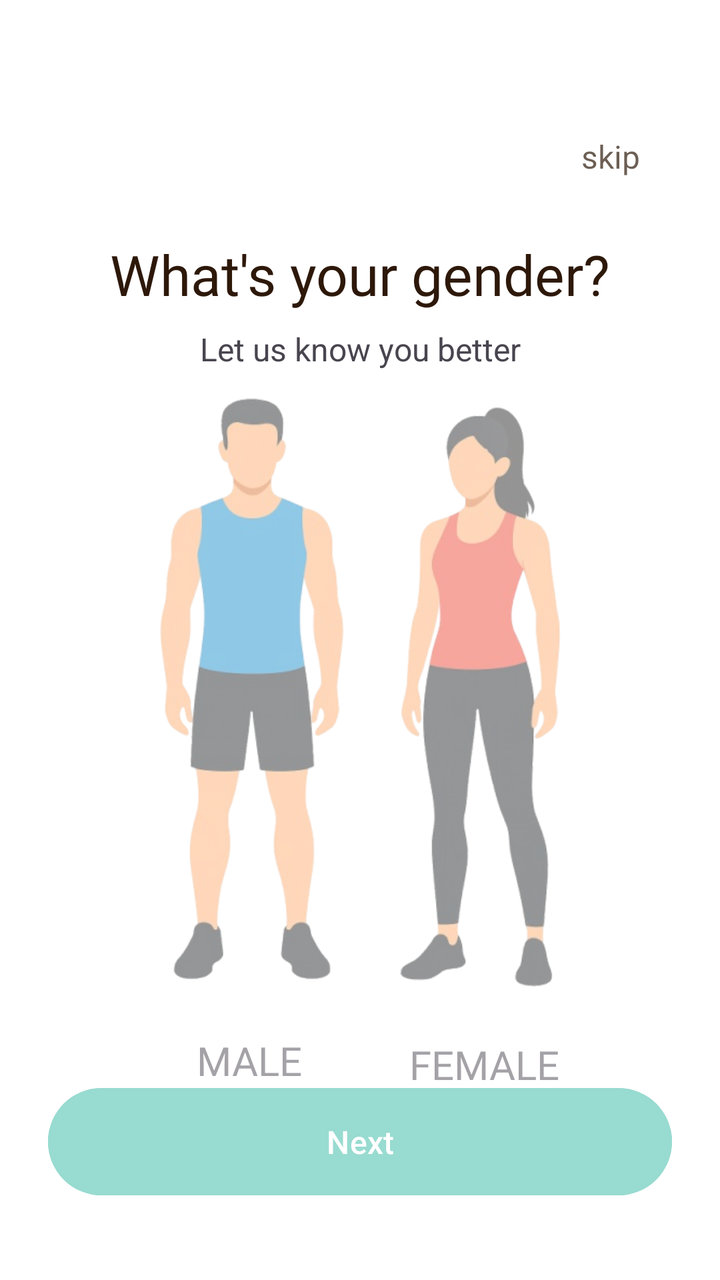
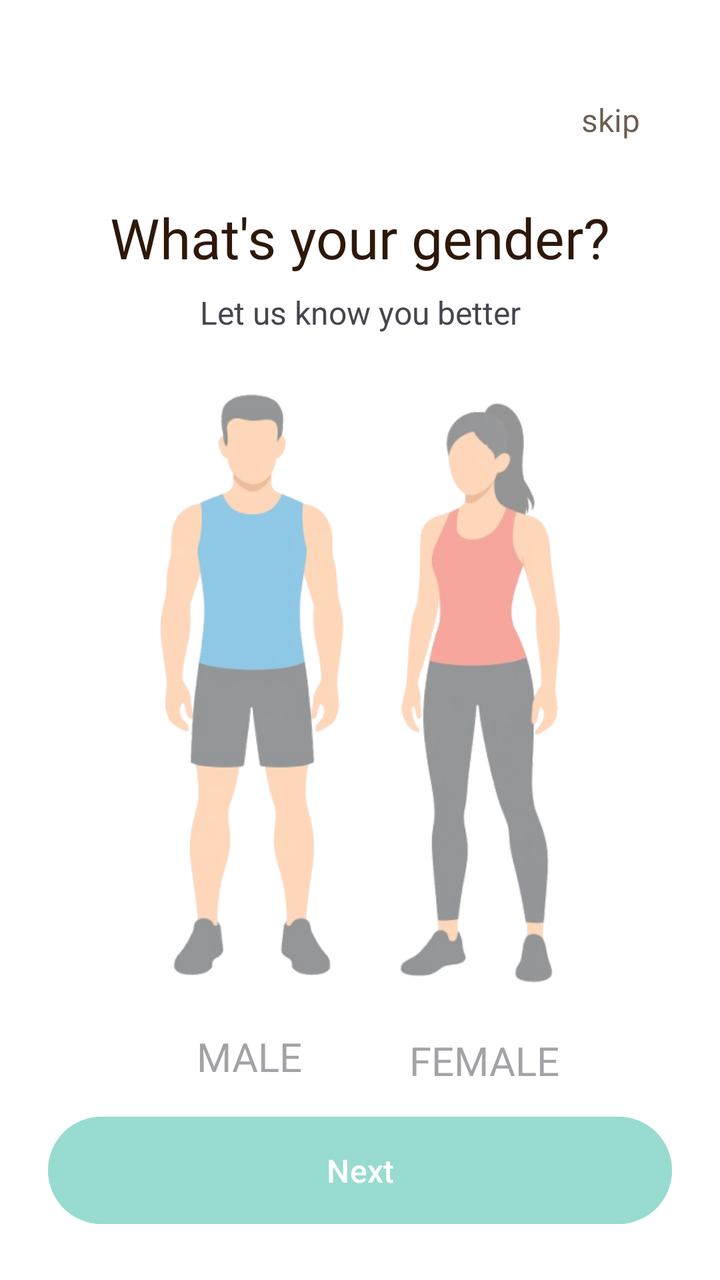

Two renders of the same Android screen: before a commit and after it. Below are the layout's source before the change and the commit's diff.
<!-- AndroidManifest.xml: application theme Theme.Nutriority -->
<!-- res/layout/fragment_first_screen.xml -->
<?xml version="1.0" encoding="utf-8"?>
<androidx.constraintlayout.widget.ConstraintLayout xmlns:android="http://schemas.android.com/apk/res/android"
    xmlns:app="http://schemas.android.com/apk/res-auto"
    xmlns:tools="http://schemas.android.com/tools"
    android:id="@+id/main_layout"
    android:layout_width="match_parent"
    android:layout_height="match_parent"
    tools:context=".onboarding.screens.FirstScreen">

    
    <androidx.constraintlayout.widget.Guideline
        android:id="@+id/top_guideline"
        android:layout_width="wrap_content"
        android:layout_height="wrap_content"
        android:orientation="horizontal"
        app:layout_constraintGuide_percent="0.06" />

    

    

    <TextView
        android:id="@+id/skipButton"
        android:layout_width="wrap_content"
        android:layout_height="32dp"
        android:layout_marginTop="24dp"
        android:layout_marginEnd="32dp"
        android:layout_marginBottom="24dp"
        android:alpha="0.7"
        android:clickable="true"
        android:focusable="true"
        android:gravity="center"
        android:paddingHorizontal="8dp"
        android:text="skip"
        android:textColor="@color/dark_gray"
        android:textSize="16sp"
        app:layout_constraintBottom_toTopOf="@+id/title_select_gender"
        app:layout_constraintEnd_toEndOf="parent"
        app:layout_constraintTop_toTopOf="@id/top_guideline"
        app:layout_constraintVertical_bias="1.0"
        tools:ignore="TouchTargetSizeCheck" />

    <androidx.constraintlayout.widget.Guideline
        android:id="@+id/bottom_guideline"
        android:layout_width="wrap_content"
        android:layout_height="wrap_content"
        android:orientation="horizontal"
        app:layout_constraintGuide_percent="0.94" />

    
    <TextView
        android:id="@+id/title_select_gender"
        android:layout_width="0dp"
        android:layout_height="wrap_content"
        android:layout_marginHorizontal="24dp"
        android:layout_marginTop="80dp"
        android:fontFamily="@font/barlow_bold"
        android:gravity="center_horizontal"
        android:text="@string/select_gender"
        android:textColor="@color/dark_gray"
        android:textSize="28sp"
        app:layout_constraintEnd_toEndOf="parent"
        app:layout_constraintStart_toStartOf="parent"
        app:layout_constraintTop_toTopOf="@id/top_guideline" />

    
    <TextView
        android:id="@+id/subtitle_select_gender"
        android:layout_width="0dp"
        android:layout_height="wrap_content"
        android:layout_marginTop="8dp"
        android:gravity="center_horizontal"
        android:text="Let us know you better"
        android:textSize="16sp"
        app:layout_constraintEnd_toEndOf="@id/title_select_gender"
        app:layout_constraintStart_toStartOf="@id/title_select_gender"
        app:layout_constraintTop_toBottomOf="@id/title_select_gender" />

    
    <androidx.constraintlayout.widget.ConstraintLayout
        android:id="@+id/male_group"
        android:layout_width="100dp"
        android:layout_height="wrap_content"
        android:alpha="0.5"
        android:background="@android:color/transparent"
        android:clickable="true"
        android:contentDescription="@string/male"
        android:focusable="true"
        app:layout_constraintBottom_toTopOf="@+id/next_button"
        app:layout_constraintEnd_toStartOf="@+id/female_group"
        app:layout_constraintHorizontal_chainStyle="packed"
        app:layout_constraintStart_toStartOf="parent"
        app:layout_constraintTop_toBottomOf="@id/subtitle_select_gender">

        <ImageView
            android:id="@+id/male_gender_image"
            android:layout_width="match_parent"
            android:layout_height="wrap_content"
            android:adjustViewBounds="true"
            android:contentDescription="@null"
            android:scaleType="fitCenter"
            android:src="@drawable/gender_male"
            app:layout_constraintEnd_toEndOf="parent"
            app:layout_constraintStart_toStartOf="parent"
            app:layout_constraintTop_toTopOf="parent" />

        <TextView
            android:id="@+id/male_text"
            android:layout_width="wrap_content"
            android:layout_height="wrap_content"
            android:layout_marginTop="8dp"
            android:fontFamily="@font/barlow_bold"
            android:text="@string/male"
            android:textSize="20sp"
            app:layout_constraintEnd_toEndOf="parent"
            app:layout_constraintStart_toStartOf="parent"
            app:layout_constraintTop_toBottomOf="@+id/male_gender_image" />

    </androidx.constraintlayout.widget.ConstraintLayout>

    <androidx.constraintlayout.widget.ConstraintLayout
        android:id="@+id/female_group"
        android:layout_width="87dp"
        android:layout_height="wrap_content"
        android:layout_marginStart="24dp"
        android:alpha="0.5"
        android:background="@android:color/transparent"
        android:clickable="true"
        android:contentDescription="@string/female"
        android:focusable="true"
        app:layout_constraintBottom_toBottomOf="@+id/male_group"
        app:layout_constraintEnd_toEndOf="parent"
        app:layout_constraintStart_toEndOf="@+id/male_group"
        app:layout_constraintTop_toTopOf="@+id/male_group">

        <ImageView
            android:id="@+id/female_gender_image"
            android:layout_width="match_parent"
            android:layout_height="wrap_content"
            android:adjustViewBounds="true"
            android:contentDescription="@null"
            android:scaleType="fitCenter"
            android:src="@drawable/gender_female"
            app:layout_constraintEnd_toEndOf="parent"
            app:layout_constraintStart_toStartOf="parent"
            app:layout_constraintTop_toTopOf="parent" />

        <TextView
            android:id="@+id/female_text"
            android:layout_width="wrap_content"
            android:layout_height="wrap_content"
            android:layout_marginTop="8dp"
            android:fontFamily="@font/barlow_bold"
            android:text="@string/female"
            android:textSize="20sp"
            app:layout_constraintEnd_toEndOf="parent"
            app:layout_constraintStart_toStartOf="parent"
            app:layout_constraintTop_toBottomOf="@+id/female_gender_image" />

    </androidx.constraintlayout.widget.ConstraintLayout>

    
    <Button
        android:id="@+id/next_button"
        style="@style/Widget.Material3.Button"
        android:layout_width="0dp"
        android:layout_height="wrap_content"
        android:layout_marginHorizontal="24dp"
        android:alpha="0.4"
        android:backgroundTint="#00A78B"
        android:paddingVertical="16dp"
        android:text="@string/action_next"
        android:textSize="16sp"
        app:layout_constraintBottom_toBottomOf="@id/bottom_guideline"
        app:layout_constraintEnd_toEndOf="parent"
        app:layout_constraintStart_toStartOf="parent" />

</androidx.constraintlayout.widget.ConstraintLayout>
<!-- resources referenced by this layout -->
<resources>
  <color name="dark_gray">#2d1809</color>
  <!-- drawable gender_female: png bitmap (drawable, 61468 bytes) -->
  <!-- drawable gender_male: png bitmap (drawable, 64839 bytes) -->
  <string name="action_next">Next</string>
  <string name="female">FEMALE</string>
  <string name="male">MALE</string>
  <string name="select_gender">What\'s your gender?</string>
  <style name="Theme.Nutriority" parent="Base.Theme.Nutriority" />
  <style name="Base.Theme.Nutriority" parent="Theme.Material3.Light.NoActionBar">
          <item name="android:windowBackground">@android:color/white</item>
      </style>
</resources>

<!-- the commit's change to res/layout/fragment_first_screen.xml (unified diff, before → after) -->
@@ -5,19 +5,9 @@
     android:id="@+id/main_layout"
     android:layout_width="match_parent"
     android:layout_height="match_parent"
+    android:paddingTop="20dp"
+    android:paddingBottom="24dp"
     tools:context=".onboarding.screens.FirstScreen">
-
-    
-    <androidx.constraintlayout.widget.Guideline
-        android:id="@+id/top_guideline"
-        android:layout_width="wrap_content"
-        android:layout_height="wrap_content"
-        android:orientation="horizontal"
-        app:layout_constraintGuide_percent="0.06" />
-
-    
-
-    
 
     <TextView
         android:id="@+id/skipButton"
@@ -36,18 +26,10 @@
         android:textSize="16sp"
         app:layout_constraintBottom_toTopOf="@+id/title_select_gender"
         app:layout_constraintEnd_toEndOf="parent"
-        app:layout_constraintTop_toTopOf="@id/top_guideline"
+        app:layout_constraintTop_toTopOf="parent"
         app:layout_constraintVertical_bias="1.0"
         tools:ignore="TouchTargetSizeCheck" />
 
-    <androidx.constraintlayout.widget.Guideline
-        android:id="@+id/bottom_guideline"
-        android:layout_width="wrap_content"
-        android:layout_height="wrap_content"
-        android:orientation="horizontal"
-        app:layout_constraintGuide_percent="0.94" />
-
-    
     <TextView
         android:id="@+id/title_select_gender"
         android:layout_width="0dp"
@@ -61,9 +43,8 @@
         android:textSize="28sp"
         app:layout_constraintEnd_toEndOf="parent"
         app:layout_constraintStart_toStartOf="parent"
-        app:layout_constraintTop_toTopOf="@id/top_guideline" />
+        app:layout_constraintTop_toTopOf="parent" />
 
-    
     <TextView
         android:id="@+id/subtitle_select_gender"
         android:layout_width="0dp"
@@ -76,7 +57,6 @@
         app:layout_constraintStart_toStartOf="@id/title_select_gender"
         app:layout_constraintTop_toBottomOf="@id/title_select_gender" />
 
-    
     <androidx.constraintlayout.widget.ConstraintLayout
         android:id="@+id/male_group"
         android:layout_width="100dp"
@@ -159,7 +139,6 @@
 
     </androidx.constraintlayout.widget.ConstraintLayout>
 
-    
     <Button
         android:id="@+id/next_button"
         style="@style/Widget.Material3.Button"
@@ -171,7 +150,7 @@
         android:paddingVertical="16dp"
         android:text="@string/action_next"
         android:textSize="16sp"
-        app:layout_constraintBottom_toBottomOf="@id/bottom_guideline"
+        app:layout_constraintBottom_toBottomOf="parent"
         app:layout_constraintEnd_toEndOf="parent"
         app:layout_constraintStart_toStartOf="parent" />
 
